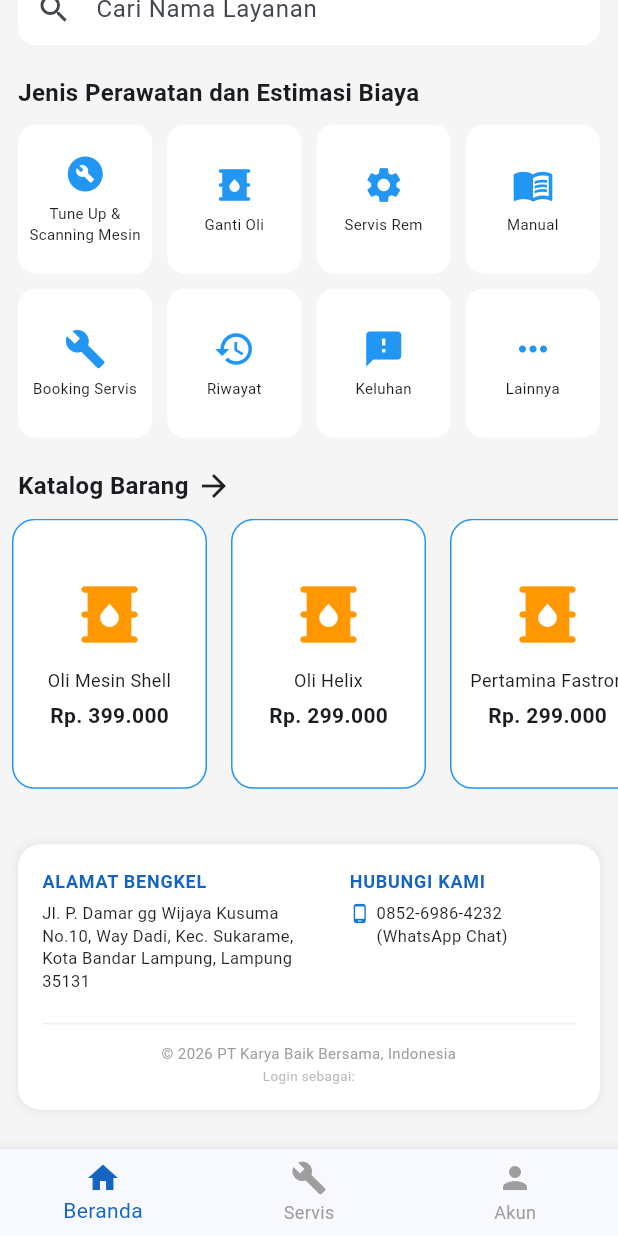
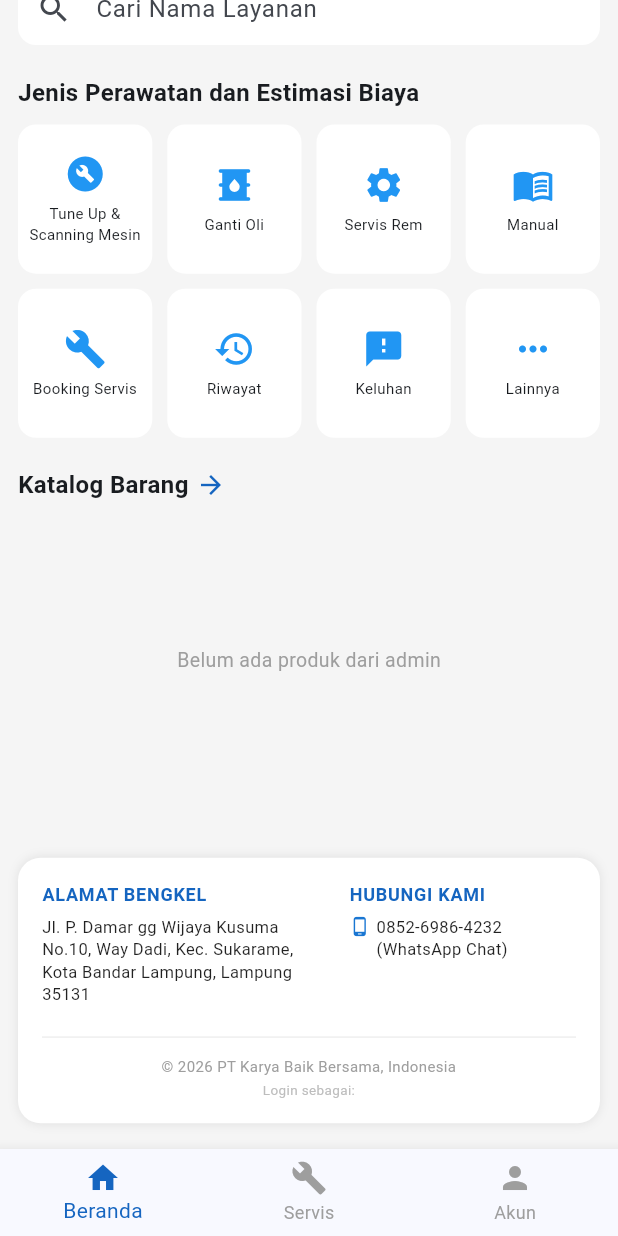
Before and after one commit to Intanmgh/ProjectBengkel, a Flutter app: the DashboardMobilePage screen opened directly, scrolled down 126 dp, on a phone screen of 412 x 824 dp. Run offline on Flutter 3.47's test engine with Material 3 defaults, Android fonts, the light colour scheme and no system bars; our stand-ins replace cloud_firestore, firebase_auth, firebase_core; accounts and stored records are empty.

Commit message:
nyambungin katalog barang mobile ke admin

```diff
--- a/lib/pages/mobile/dashboard_mobile_page.dart
+++ b/lib/pages/mobile/dashboard_mobile_page.dart
@@ -1,27 +1,41 @@
 import 'package:flutter/material.dart';
 import 'package:firebase_auth/firebase_auth.dart';
+import 'package:cloud_firestore/cloud_firestore.dart'; // 👈 Tambahan: Untuk koneksi Firestore
+import 'package:intl/intl.dart'; // 👈 Tambahan: Untuk format rupiah otomatis
 import 'keluhan_mobile_page.dart';
 import 'servis_mobile_page.dart';
 import 'akun_mobile_page.dart';
 import 'detail_perawatan_page.dart';
 import 'semua_perawatan_page.dart';
-// import 'servis_mobile_page.dart'; // Buka komen ini jika file Servis sudah ada
-// import 'akun_mobile_page.dart';   // Buka komen ini jika file Akun sudah ada
+import 'katalog_barang_page.dart'; // 👈 Tambahan: Import halaman katalog barang
 
 class DashboardMobilePage extends StatelessWidget {
   const DashboardMobilePage({super.key});
+
+  // 🔥 LOGIKA GAMBAR PINTAR: Mencocokkan kategori dari database admin dengan aset gambar lokal kamu
+  String _getGambarKategori(String kategori) {
+    switch (kategori) {
+      case "Oli":
+        return "assets/oli_gardan.png"; // 👈 Sesuaikan dengan path aset oli kamu
+      case "Filter":
+        return "assets/primaxp.png";    // 👈 Sesuaikan dengan path aset filter kamu
+      case "Kampas":
+        return "assets/minyak_rem.png"; // 👈 Sesuaikan dengan path aset kampas kamu
+      default:
+        return "assets/shell_yellow.png"; // Gambar cadangan jika tidak ada yang cocok
+    }
+  }
 
   @override
   Widget build(BuildContext context) {
     final user = FirebaseAuth.instance.currentUser;
 
-    // 8 Data Menu Layanan Orisinal Sesuai Kodingan Anda
     // 8 Data Menu Layanan Lengkap dengan Detail Konten Dinamis
     final List<Map<String, dynamic>> layanan = [
       {
         "icon": Icons.build_circle,
         "title": "Tune Up & Scanning Mesin",
-        "image": "assets/tuneup.png", // Taruh gambarmu di assets jika ada
+        "image": "assets/tuneup.png",
         "deskripsi": "Tune Up adalah proses standarisasi kembali kondisi mesin kendaraan Anda agar tetap prima. Melalui pemeriksaan menyeluruh, pembersihan sistem pembakaran, dan diagnosa sensor (scanning), Tune Up bertujuan mengembalikan efisiensi bahan bakar dan performa mesin yang mulai menurun akibat pemakaian harian.",
         "estimasi": "2 - 3 Jam",
         "garansi": "1 Bulan / 1.000 Km",
@@ -97,7 +111,6 @@ class DashboardMobilePage extends StatelessWidget {
       {
         "icon": Icons.feedback,
         "title": "Keluhan",
-        // Menu Keluhan punya penanganan navigasi tersendiri (ke file keluhan)
         "estimasi": "-", "garansi": "-", "interval": "-", "harga": "-", "pekerjaan": []
       },
       {
@@ -231,7 +244,6 @@ class DashboardMobilePage extends StatelessWidget {
                       onTap: () {
                         final title = layanan[index]["title"];
 
-                        // 1. Navigasi khusus Menu Keluhan ke KeluhanMobilePage
                         if (title == "Keluhan") {
                           Navigator.push(
                             context,
@@ -240,7 +252,6 @@ class DashboardMobilePage extends StatelessWidget {
                             ),
                           );
                         }
-                        // 2. Navigasi khusus Menu Lainnya ke SemuaPerawatanPage
                         else if (title == "Lainnya") {
                           Navigator.push(
                             context,
@@ -249,7 +260,6 @@ class DashboardMobilePage extends StatelessWidget {
                             ),
                           );
                         }
-                        // 3. Menu perawatan satuan langsung oper ke DetailPerawatanPage
                         else {
                           Navigator.push(
                             context,
@@ -290,50 +300,133 @@ class DashboardMobilePage extends StatelessWidget {
 
               const SizedBox(height: 20),
 
-              // ================= KATALOG BARANG =================
-              const Padding(
-                padding: EdgeInsets.symmetric(horizontal: 12),
+              // ================= KATALOG BARANG (KLIK LANGSUNG PINDAH HALAMAN) =================
+              Padding(
+                padding: const EdgeInsets.symmetric(horizontal: 12),
+                child: Align(
+                  alignment: Alignment.centerLeft, // 👈 Memaksa seluruh isi Row di bawahnya mentok ke kiri
+                  child: GestureDetector(
+                    onTap: () {
+                      // 🚀 SAAT DIPENCET: Pindah otomatis ke halaman penuh katalog
+                      Navigator.push(
+                        context,
+                        MaterialPageRoute(builder: (_) => const KatalogBarangPage()),
+                      );
+                    },
                     child: Row(
+                      mainAxisSize: MainAxisSize.min, // Agar area klik hanya sebatas tulisan dan panah saja
                       children: [
-                    Text(
+                        const Text(
                           "Katalog Barang",
                           style: TextStyle(
                             fontWeight: FontWeight.bold,
                             fontSize: 16,
                           ),
                         ),
-                    SizedBox(width: 5),
-                    Icon(Icons.arrow_forward),
+                        const SizedBox(width: 5),
+                        Icon(Icons.arrow_forward, color: Colors.blue.shade800, size: 20), // Sedikit sentuhan warna biru biar senada
                       ],
+                    ),
+                  ),
                 ),
               ),
 
               const SizedBox(height: 10),
 
+              // ================= HORIZONTAL LIST DATA NYAMBUNG FIREBASE =================
               SizedBox(
-                height: 180,
-                child: ListView(
+                height: 190, // Dinaikkan sedikit ke 190 agar border biru bawah tidak terpotong
+                child: StreamBuilder<QuerySnapshot>(
+                  // Mengambil data sparepart real-time yang diinput oleh Farid di Admin
+                  stream: FirebaseFirestore.instance.collection('sparepart').snapshots(),
+                  builder: (context, snapshot) {
+                    if (snapshot.connectionState == ConnectionState.waiting) {
+                      return const Center(child: CircularProgressIndicator());
+                    }
+
+                    if (!snapshot.hasData || snapshot.data!.docs.isEmpty) {
+                      return const Center(
+                        child: Text(
+                          "Belum ada produk dari admin",
+                          style: TextStyle(color: Colors.grey, fontSize: 13),
+                        ),
+                      );
+                    }
+
+                    final docs = snapshot.data!.docs;
+
+                    return ListView.builder(
                       scrollDirection: Axis.horizontal,
-                  children: const [
-                    ProductCard(
-                      nama: "Oli Mesin Shell",
-                      harga: "Rp. 399.000",
+                      padding: const EdgeInsets.symmetric(horizontal: 8.0),
+                      itemCount: docs.length,
+                      itemBuilder: (context, index) {
+                        final data = docs[index].data() as Map<String, dynamic>;
+
+                        String kategoriBarang = data['kategori'] ?? "Oli";
+                        String namaBarang = data['nama'] ?? "-";
+                        int hargaJual = data['harga_jual'] ?? 0;
+
+                        // Format mata uang Rupiah
+                        final formatRupiah = NumberFormat.currency(
+                          locale: 'id_ID',
+                          symbol: 'Rp. ',
+                          decimalDigits: 0,
+                        );
+
+                        return Container(
+                          width: 130,
+                          margin: const EdgeInsets.symmetric(horizontal: 6, vertical: 4),
+                          padding: const EdgeInsets.all(10),
+                          decoration: BoxDecoration(
+                            color: Colors.white,
+                            borderRadius: BorderRadius.circular(15),
+                            border: Border.all(color: Colors.blue, width: 1.5), // Sesuai mockup ber-border biru
                           ),
-                    ProductCard(
-                      nama: "Oli Helix",
-                      harga: "Rp. 299.000",
+                          child: Column(
+                            mainAxisAlignment: MainAxisAlignment.center,
+                            children: [
+                              // Gambar pintar otomatis menyedot dari logika kategori diatas
+                              Expanded(
+                                child: Image.asset(
+                                  _getGambarKategori(kategoriBarang),
+                                  fit: BoxFit.contain,
+                                  errorBuilder: (context, error, stackTrace) {
+                                    return const Icon(
+                                      Icons.oil_barrel,
+                                      size: 45,
+                                      color: Colors.orange,
+                                    );
+                                  },
                                 ),
-                    ProductCard(
-                      nama: "Pertamina Fastron",
-                      harga: "Rp. 299.000",
+                              ),
+                              const SizedBox(height: 10),
+                              Text(
+                                namaBarang,
+                                textAlign: TextAlign.center,
+                                maxLines: 2,
+                                overflow: TextOverflow.ellipsis,
+                                style: const TextStyle(fontSize: 11, fontWeight: FontWeight.w500),
+                              ),
+                              const SizedBox(height: 5),
+                              Text(
+                                formatRupiah.format(hargaJual),
+                                style: const TextStyle(
+                                  fontWeight: FontWeight.bold,
+                                  fontSize: 11,
+                                ),
                               ),
                             ],
+                          ),
+                        );
+                      },
+                    );
+                  },
                 ),
               ),
 
               const SizedBox(height: 25),
 
-              // 🔵 KONTEN INFORMASI BENGKEL (SETEMA BIRU-PUTIH)
+              // ================= KONTEN INFORMASI BENGKEL =================
               Container(
                 width: double.infinity,
                 margin: const EdgeInsets.all(12),
@@ -354,7 +447,6 @@ class DashboardMobilePage extends StatelessWidget {
                     Row(
                       crossAxisAlignment: CrossAxisAlignment.start,
                       children: [
-                        // Alamat Sukarame Baru Anda
                         Expanded(
                           flex: 5,
                           child: Column(
@@ -382,8 +474,6 @@ class DashboardMobilePage extends StatelessWidget {
                           ),
                         ),
                         const SizedBox(width: 16),
-
-                        // Kontak Sukarame Baru Anda
                         Expanded(
                           flex: 4,
                           child: Column(
@@ -426,7 +516,6 @@ class DashboardMobilePage extends StatelessWidget {
                     Divider(color: Colors.grey.shade200, height: 1),
                     const SizedBox(height: 12),
 
-                    // Copyright & Info Logged In User
                     Center(
                       child: Column(
                         children: [
@@ -461,7 +550,7 @@ class DashboardMobilePage extends StatelessWidget {
 
       // ================= BOTTOM NAVIGATION =================
       bottomNavigationBar: BottomNavigationBar(
-        currentIndex: 0, // Beranda selalu aktif sebagai index 0 di file ini
+        currentIndex: 0,
         selectedItemColor: Colors.blue.shade800,
         unselectedItemColor: Colors.grey,
         type: BottomNavigationBarType.fixed,
@@ -496,53 +585,3 @@ class DashboardMobilePage extends StatelessWidget {
     );
   }
 }
-
-// ================= PRODUCT CARD =================
-
-class ProductCard extends StatelessWidget {
-  final String nama;
-  final String harga;
-
-  const ProductCard({
-    super.key,
-    required this.nama,
-    required this.harga,
-  });
-
-  @override
-  Widget build(BuildContext context) {
-    return Container(
-      width: 130,
-      margin: const EdgeInsets.symmetric(horizontal: 8),
-      padding: const EdgeInsets.all(10),
-      decoration: BoxDecoration(
-        color: Colors.white,
-        borderRadius: BorderRadius.circular(15),
-        border: Border.all(color: Colors.blue),
-      ),
-      child: Column(
-        mainAxisAlignment: MainAxisAlignment.center,
-        children: [
-          const Icon(
-            Icons.oil_barrel,
-            size: 50,
-            color: Colors.orange,
-          ),
-          const SizedBox(height: 10),
-          Text(
-            nama,
-            textAlign: TextAlign.center,
-            style: const TextStyle(fontSize: 12),
-          ),
-          const SizedBox(height: 5),
-          Text(
-            harga,
-            style: const TextStyle(
-              fontWeight: FontWeight.bold,
-            ),
-          ),
-        ],
-      ),
-    );
-  }
-}
```
Also changed, not shown: lib/pages/mobile/katalog_barang_page.dart (added, +239 -0 lines). Lines whose indentation alone changed are shown as unchanged.
